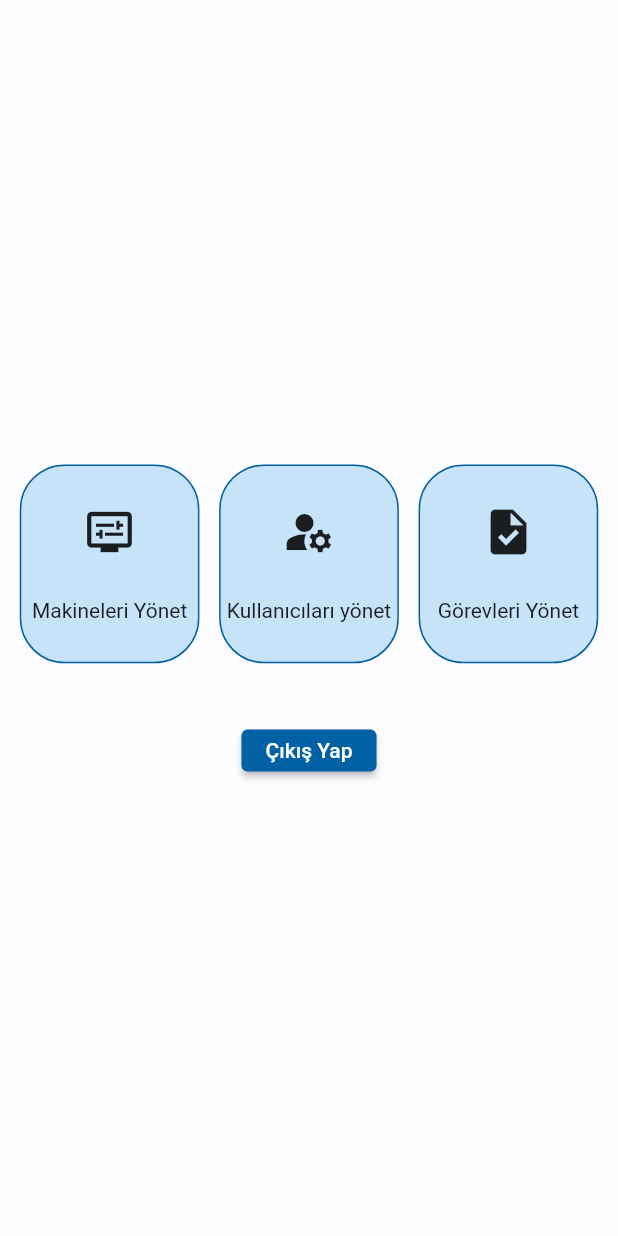
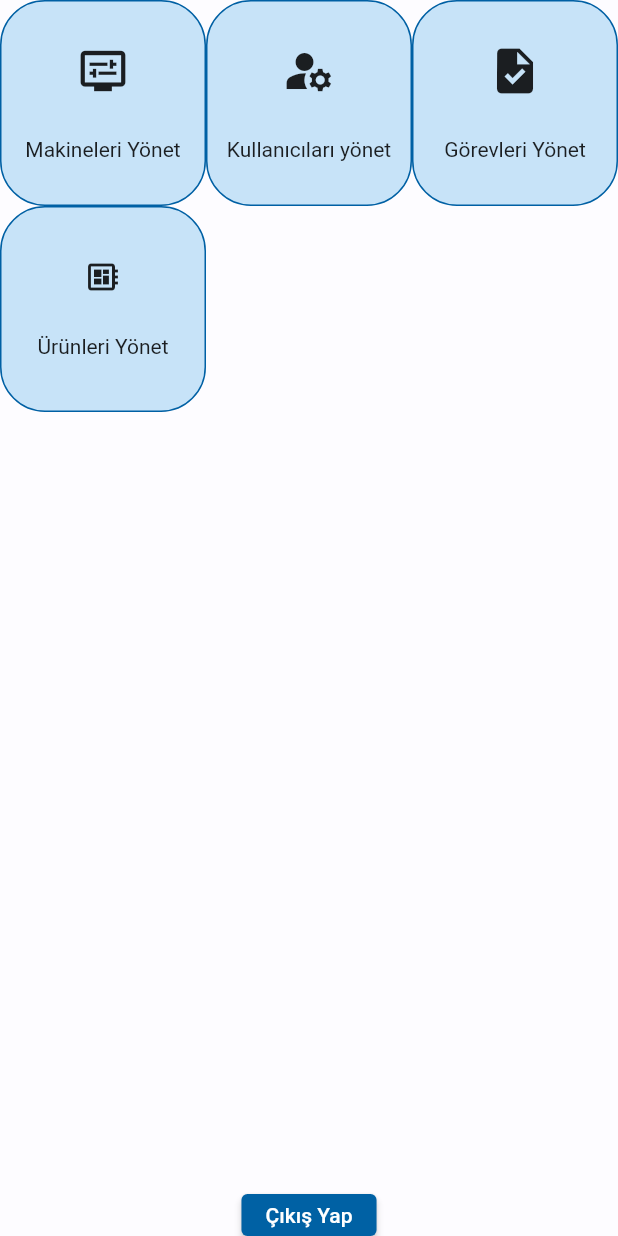
Before and after one commit to edibesad/enelsis, a Flutter app: the ProfilePage screen opened directly, on a phone screen of 412 x 824 dp. Run offline on Flutter 3.47's test engine with Material 2 defaults, Android fonts, the phone set to English and light mode, and no system bars; our stand-ins replace flutter_screenutil, get; missing offline and left inert: mobile_scanner, omni_datetime_picker; Roboto replaces fonts that are missing (.AppleSystemUIFont).

Commit message:
gün sonu

```diff
--- a/lib/utils/app_router.dart
+++ b/lib/utils/app_router.dart
@@ -4,6 +4,7 @@ import 'package:enelsis/views/machines_electonic_page/screens/item_control_scree
 import 'package:enelsis/views/machines_electonic_page/screens/machine_electronic_detail.dart';
 import 'package:enelsis/views/manage_machine_page/manage_machine_page.dart';
 import 'package:enelsis/views/manage_machine_page/screen/edit_machine_screen.dart';
+import 'package:enelsis/views/manage_products/manage_products.dart';
 import 'package:enelsis/views/manage_task_page/manage_task_page.dart';
 import 'package:enelsis/views/manage_task_page/screen/edit_task_screen.dart';
 import 'package:enelsis/views/manage_users_page/manage_users_page.dart';
@@ -60,6 +61,10 @@ class AppRouter {
     GetPage(
       name: "/item_control",
       page: () => const ItemControlScreen(),
+    ),
+    GetPage(
+      name: "/manage_products",
+      page: () => const ManageProducts(),
     )
   ];
 }
--- a/lib/views/profile_page/profile_page.dart
+++ b/lib/views/profile_page/profile_page.dart
@@ -14,7 +14,7 @@ class ProfilePage extends StatelessWidget {
           child: Column(
             mainAxisAlignment: MainAxisAlignment.center,
             children: [
-              const AdminWidgets(),
+              const Expanded(child: AdminWidgets()),
               SizedBox(
                 height: 50.h,
               ),
--- a/lib/views/profile_page/widgets/admin/admin_widgets.dart
+++ b/lib/views/profile_page/widgets/admin/admin_widgets.dart
@@ -7,8 +7,9 @@ class AdminWidgets extends StatelessWidget {
 
   @override
   Widget build(BuildContext context) {
-    return Row(
-      mainAxisAlignment: MainAxisAlignment.spaceEvenly,
+    return GridView(
+      gridDelegate:
+          const SliverGridDelegateWithFixedCrossAxisCount(crossAxisCount: 3),
       children: [
         AdminWidgetCard(
           icon: const Icon(
@@ -40,6 +41,12 @@ class AdminWidgets extends StatelessWidget {
             Get.toNamed("/manage_tasks", arguments: true);
           },
         ),
+        AdminWidgetCard(
+            icon: const Icon(Icons.developer_board),
+            title: "Ürünleri Yönet",
+            onTap: () {
+              Get.toNamed("/manage_products");
+            })
       ],
     );
   }
```
Also changed, not shown: lib/views/manage_products/manage_products.dart (added, +10 -0 lines).
